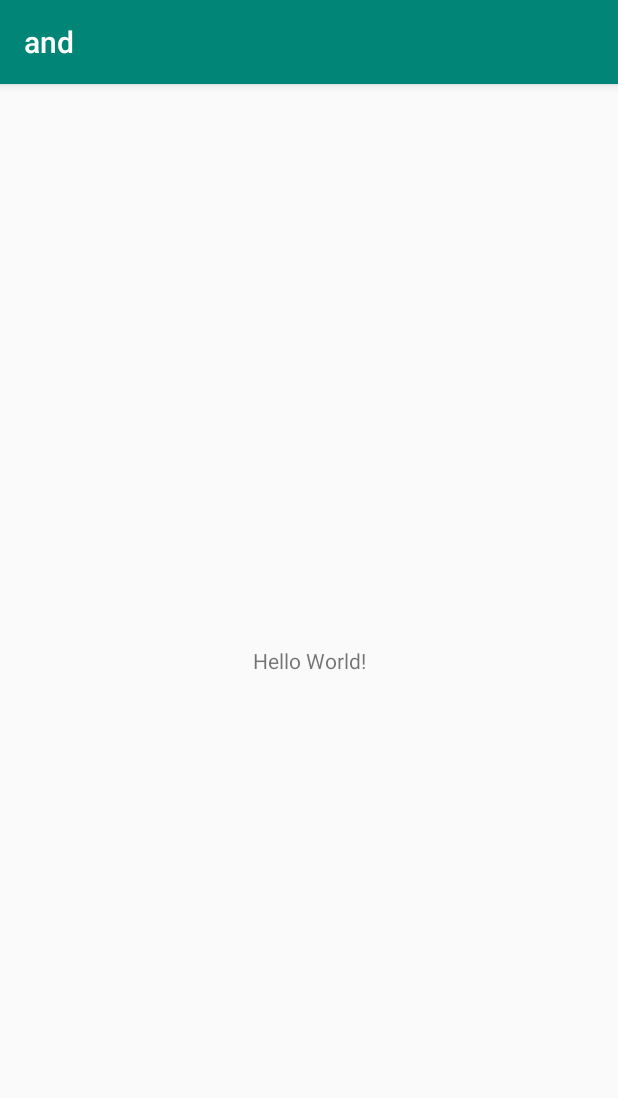
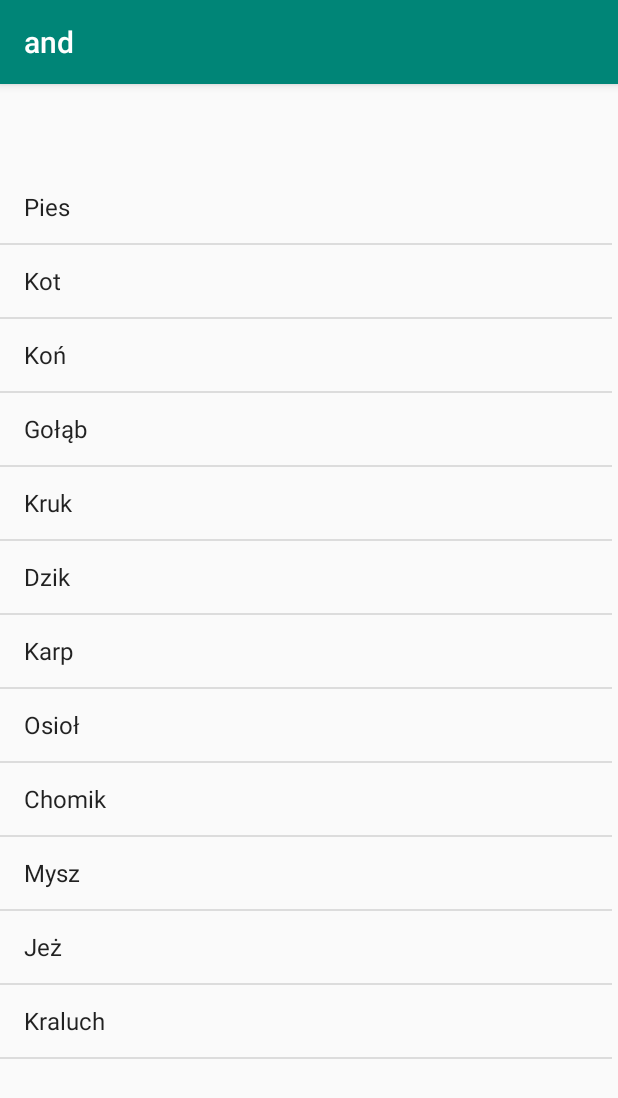
Before and after one commit to sebastianpazg/lab4, an Android app: the screen it shows after launch (MainActivity), on a phone screen of 412 x 824 dp. Shown: the top 1098 px of the screen. Run offline under Robolectric (Android 15) with nearby library versions, the phone set to English and light mode, and no system bars.

Commit message:
Second Edit

```diff
--- a/app/src/main/java/com/example/and/MainActivity.java
+++ b/app/src/main/java/com/example/and/MainActivity.java
@@ -2,13 +2,35 @@ package com.example.and;
 
 import android.support.v7.app.AppCompatActivity;
 import android.os.Bundle;
+import android.widget.ArrayAdapter;
+import android.widget.ListView;
+
+import java.util.ArrayList;
+import java.util.Arrays;
 
 public class MainActivity extends AppCompatActivity {
+
+    private ArrayList<String> target;
+    private ArrayAdapter adapter;
 
     @Override
     protected void onCreate(Bundle savedInstanceState) {
         super.onCreate(savedInstanceState);
         setContentView(R.layout.activity_main);
+
+        String[] values = new String[] { "Pies",
+                "Kot", "Koń", "Gołąb", "Kruk", "Dzik", "Karp",
+                "Osioł", "Chomik", "Mysz", "Jeż", "Kraluch" };
+
+        this.target = new ArrayList<String>();
+        this.target.addAll(Arrays.asList(values));
+
+        this.adapter = new ArrayAdapter(this,
+                android.R.layout.simple_list_item_1, this.target);
+
+        ListView listview = (ListView) findViewById(
+                R.id.View );
+        listview.setAdapter(this.adapter);
     }
 }
 
--- a/app/src/main/res/layout/activity_main.xml
+++ b/app/src/main/res/layout/activity_main.xml
@@ -6,13 +6,12 @@
     android:layout_height="match_parent"
     tools:context=".MainActivity">
 
-    <TextView
-        android:layout_width="wrap_content"
-        android:layout_height="wrap_content"
-        android:text="Hello World!"
+    <ListView
+        android:id="@+id/View"
+        android:layout_width="408dp"
+        android:layout_height="702dp"
+        android:layout_marginBottom="8dp"
         app:layout_constraintBottom_toBottomOf="parent"
-        app:layout_constraintLeft_toLeftOf="parent"
-        app:layout_constraintRight_toRightOf="parent"
-        app:layout_constraintTop_toTopOf="parent" />
+        tools:layout_editor_absoluteX="2dp" />
 
 </android.support.constraint.ConstraintLayout>
```
